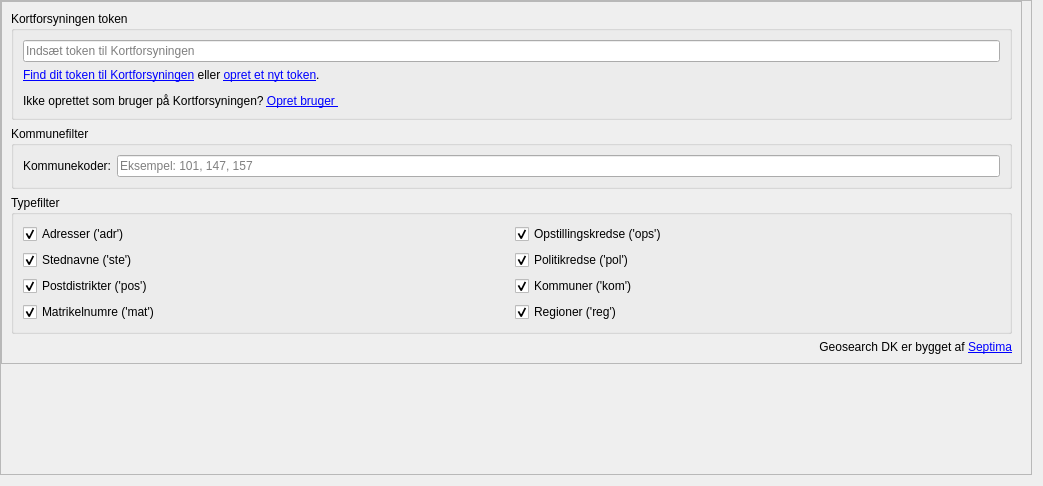
Qt form src/geosearch_dk/config/settings.ui (Septima/qgis-geosearch) before a commit.
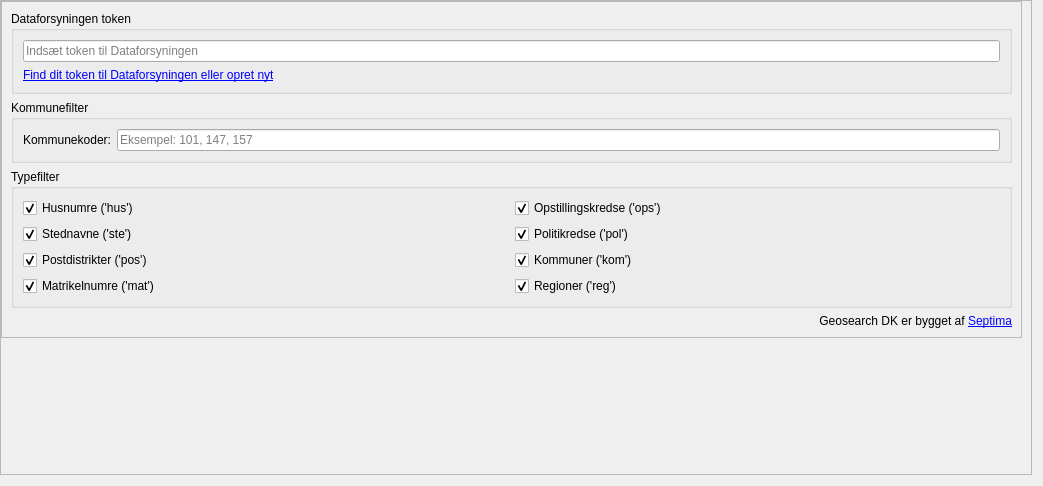
The same form after that commit.

Diff of the .ui file:
```diff
--- a/src/geosearch_dk/config/settings.ui
+++ b/src/geosearch_dk/config/settings.ui
@@ -48,8 +48,8 @@
        <rect>
         <x>0</x>
         <y>0</y>
-        <width>1029</width>
-        <height>378</height>
+        <width>1032</width>
+        <height>306</height>
        </rect>
       </property>
       <property name="sizePolicy">
@@ -83,7 +83,7 @@
           <item>
            <widget class="QGroupBox" name="groupBox">
             <property name="title">
-             <string>Kortforsyningen token</string>
+             <string>Dataforsyningen token</string>
             </property>
             <layout class="QVBoxLayout" name="verticalLayout">
              <item>
@@ -92,14 +92,14 @@
                 <string/>
                </property>
                <property name="placeholderText">
-                <string>Indsæt token til Kortforsyningen</string>
+                <string>Indsæt token til Dataforsyningen</string>
                </property>
               </widget>
              </item>
              <item>
               <widget class="QLabel" name="label">
                <property name="text">
-                <string>&lt;html&gt;&lt;head/&gt;&lt;body&gt;&lt;p&gt;&lt;a href=&quot;https://kortforsyningen.dk/indhold/min-side-0&quot;&gt;&lt;span style=&quot; text-decoration: underline; color:#0000ff;&quot;&gt;Find dit token til Kortforsyningen&lt;/span&gt;&lt;/a&gt; eller &lt;a href=&quot;https://kortforsyningen.dk/indhold/min-side-0&quot;&gt;&lt;span style=&quot; text-decoration: underline; color:#0000ff;&quot;&gt;opret et nyt token&lt;/span&gt;&lt;/a&gt;.&lt;/p&gt;&lt;p&gt;Ikke oprettet som bruger på Kortforsyningen? &lt;a href=&quot;http://download.kortforsyningen.dk//content/opret-mig-som-bruger&quot;&gt;&lt;span style=&quot; text-decoration: underline; color:#0000ff;&quot;&gt;Opret bruger &lt;/span&gt;&lt;/a&gt;&lt;/p&gt;&lt;/body&gt;&lt;/html&gt;</string>
+                <string>&lt;html&gt;&lt;head/&gt;&lt;body&gt;&lt;p&gt;&lt;a href=&quot;https://dataforsyningen.dk/user#token&quot;&gt;&lt;span style=&quot; text-decoration: underline; color:#0000ff;&quot;&gt;Find dit token til Dataforsyningen eller opret nyt&lt;/span&gt;&lt;/a&gt;</string>
                </property>
                <property name="openExternalLinks">
                 <bool>true</bool>
@@ -170,7 +170,7 @@
              <item row="0" column="0">
               <widget class="QCheckBox" name="search_adr">
                <property name="text">
-                <string>Adresser ('adr')</string>
+                <string>Husnumre ('hus')</string>
                </property>
                <property name="checked">
                 <bool>true</bool>
```
Left out of the diff: 2 changed lines with no effect on the pictures.
